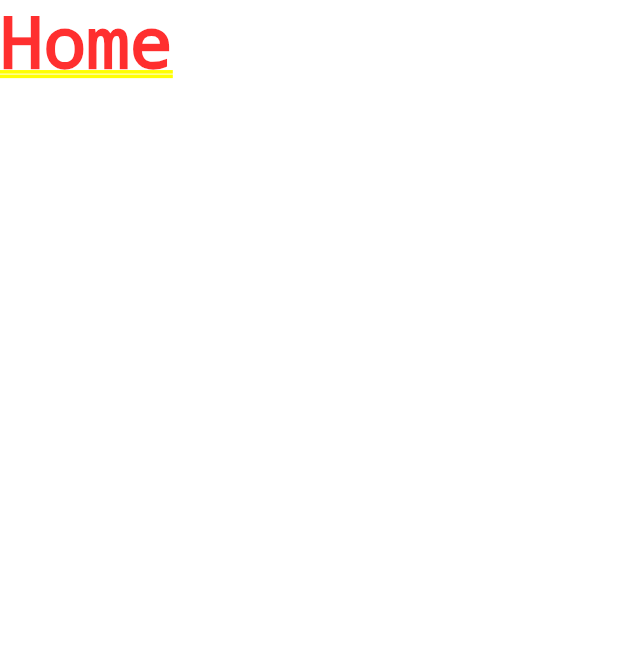
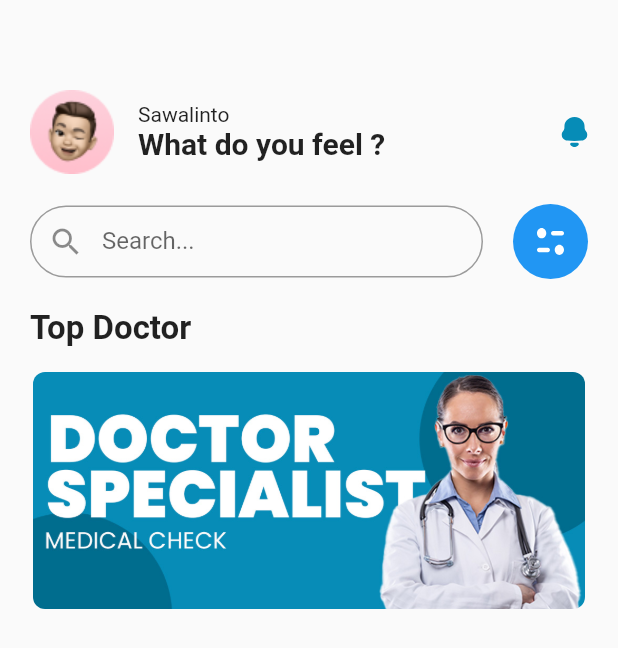
Before and after one commit to sawal123/flutter-doctor, a Flutter app: the screen it shows after launch, after a tap on "Login", on a phone screen of 412 x 824 dp. Shown: the top 648 px of the screen. Run offline on Flutter 3.47's test engine with Material 2 defaults, Android fonts, the phone set to English and light mode, and no system bars; drawn by our look-alikes of carousel_slider; our stand-ins replace flutter_svg.

Commit message:
Home SLide

```diff
--- a/lib/main.dart
+++ b/lib/main.dart
@@ -1,6 +1,7 @@
 import 'package:doctor/page/home.dart';
 import 'package:doctor/page/login.dart';
 import 'package:flutter/material.dart';
+
 
 void main() {
   runApp(const MyApp());
--- a/lib/page/home.dart
+++ b/lib/page/home.dart
@@ -1,4 +1,6 @@
 import 'package:flutter/material.dart';
+import 'package:flutter_svg/flutter_svg.dart';
+import 'package:carousel_slider/carousel_slider.dart';
 
 class Home extends StatefulWidget {
   const Home({super.key});
@@ -10,6 +12,135 @@ class Home extends StatefulWidget {
 class _HomeState extends State<Home> {
   @override
   Widget build(BuildContext context) {
-    return Container(child: Text('Home'),);
+    double screenWidth = MediaQuery.of(context).size.width;
+    return Scaffold(
+      body: SingleChildScrollView(
+        child: Padding(
+          padding: EdgeInsets.only(right: 20, left: 20, top: 60),
+          child: Container(
+            // decoration: BoxDecoration(color: Colors.amber),
+            width: double.infinity,
+            child: Column(
+              children: [
+                Row(
+                  mainAxisAlignment: MainAxisAlignment.spaceBetween,
+                  children: [
+                    Row(
+                      children: [
+                        Image.asset('asset/images/vector/user.png'),
+                        SizedBox(width: 16),
+                        const Column(
+                          crossAxisAlignment: CrossAxisAlignment.start,
+                          children: [
+                            Text('Sawalinto'),
+                            Text(
+                              'What do you feel ?',
+                              style: TextStyle(
+                                  fontSize: 20, fontWeight: FontWeight.bold),
+                            ),
+                          ],
+                        ),
+                      ],
+                    ),
+                    SvgPicture.asset(
+                      'asset/images/icon/notif.svg', // Gantilah dengan path ke file SVG Anda
+                      height: 20.0, // Sesuaikan tinggi sesuai kebutuhan
+                    ),
+                  ],
+                ),
+                SizedBox(height: 20),
+                Row(
+                  children: [
+                    const Expanded(
+                      child: TextField(
+                        decoration: InputDecoration(
+                          // suffixIcon: Icon(Icons.search),
+                          prefixIcon: Icon(Icons.search_outlined),
+                          labelText: 'Search...',
+
+                          border: OutlineInputBorder(
+                              borderRadius:
+                                  BorderRadius.all(Radius.circular(100)),
+                              borderSide: BorderSide(
+                                  width: 1.0, color: Colors.black45)),
+                          contentPadding:
+                              EdgeInsets.symmetric(vertical: 4, horizontal: 23),
+                        ),
+                      ),
+                    ),
+                    SizedBox(width: 20),
+                    Container(
+                      width: 50,
+                      height: 50,
+                      decoration: BoxDecoration(
+                        color: Colors.blue,
+                        borderRadius: BorderRadius.all(Radius.circular(100)),
+                      ),
+                      child: Padding(
+                        padding: const EdgeInsets.all(16.0),
+                        child: SvgPicture.asset(
+                          'asset/images/icon/opsi.svg',
+                          width: 16,
+                          height: 16,
+                          color: Color.fromARGB(255, 255, 255, 255),
+                          fit: BoxFit.contain,
+                        ),
+                      ),
+                    ),
+                  ],
+                ),
+                SizedBox(
+                  height: 20,
+                ),
+                Row(
+                  children: [
+                    Text(
+                      'Top Doctor',
+                      style:
+                          TextStyle(fontSize: 22, fontWeight: FontWeight.bold),
+                    ),
+                  ],
+                ),
+                SizedBox(height: 16),
+
+                CarouselSlider(
+                  options: CarouselOptions(
+                    height: 158.0,
+                    viewportFraction:
+                        1.0, // Menggunakan 1.0 agar hanya satu item yang terlihat sekaligus
+                    enlargeCenterPage: false,
+                  ),
+                  items: [
+                    'asset/images/slide/slide.jpg',
+                    'asset/images/slide/slide.jpg',
+                    'asset/images/slide/slide.jpg',
+                    'asset/images/slide/slide.jpg',
+                  ].map((String imagePath) {
+                    return Builder(
+                      builder: (BuildContext context) {
+                        return Container(
+                          width: MediaQuery.of(context).size.width,
+                          margin: EdgeInsets.symmetric(horizontal: 2.0),
+
+                          child: ClipRRect(
+                              borderRadius: BorderRadius.circular(8.0),
+                            child: Image.asset(
+                              imagePath,
+                              fit: BoxFit.cover,
+
+
+                            ),
+                          ),
+                        );
+                      },
+                    );
+                  }).toList(),
+                )
+              ],
+            ),
+          ),
+        ),
+      ),
+    );
   }
 }
--- a/lib/page/login.dart
+++ b/lib/page/login.dart
@@ -1,4 +1,4 @@
-import 'package:doctor/page/home.dart';
+
 import 'package:flutter/material.dart';
 
 class loginApp extends StatefulWidget {
@@ -30,7 +30,7 @@ class _loginAppState extends State<loginApp> {
                 child: Image.asset('asset/images/sign/login.png'),
               ),
             ),
-            Text(
+            const Text(
               "Login",
               style: TextStyle(fontSize: 24, fontWeight: FontWeight.bold),
             ),
@@ -77,7 +77,7 @@ class _loginAppState extends State<loginApp> {
             SizedBox(
               height: 10,
             ),
-            Row(
+            const Row(
               crossAxisAlignment: CrossAxisAlignment.end,
               children: [
                 Expanded(
--- a/pubspec.yaml
+++ b/pubspec.yaml
@@ -35,6 +35,8 @@ dependencies:
   # The following adds the Cupertino Icons font to your application.
   # Use with the CupertinoIcons class for iOS style icons.
   cupertino_icons: ^1.0.2
+  flutter_svg: ^2.0.9
+  carousel_slider: ^4.2.1
 
 dev_dependencies:
   flutter_test:
@@ -61,6 +63,9 @@ flutter:
   # To add assets to your application, add an assets section, like this:
   assets:
     - asset/images/sign/
+    - asset/images/vector/
+    - asset/images/icon/
+    - asset/images/slide/
     # - images/a_dot_burr.jpeg
     # - images/a_dot_ham.jpeg
 
```
Also changed, not shown: asset/images/icon/notif.svg (added), asset/images/icon/opsi.svg (added), asset/images/slide/slide.jpg (added), asset/images/vector/user.png (added), pubspec.lock.
